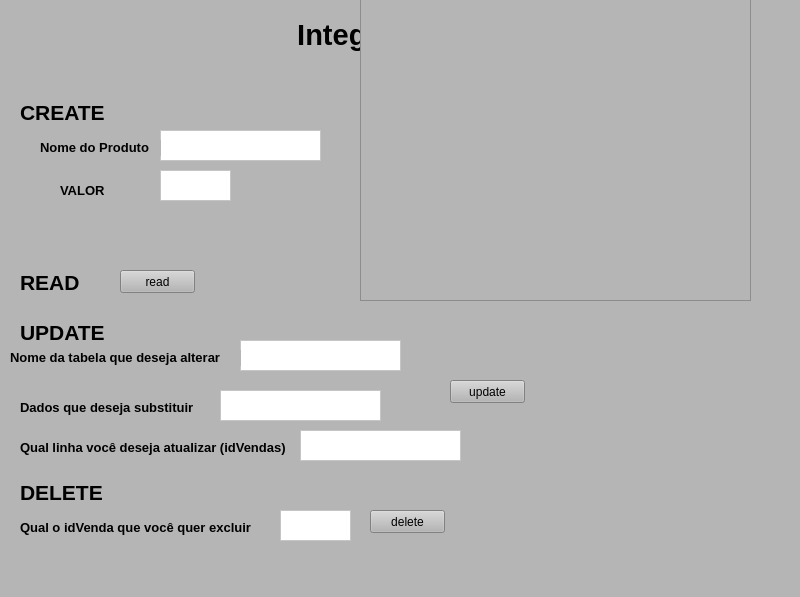
Before: the Qt Designer form arquivo.ui in JuanFeliciano/Automatizador-de-Integra-ao-MySQL, drawn with Qt 5.
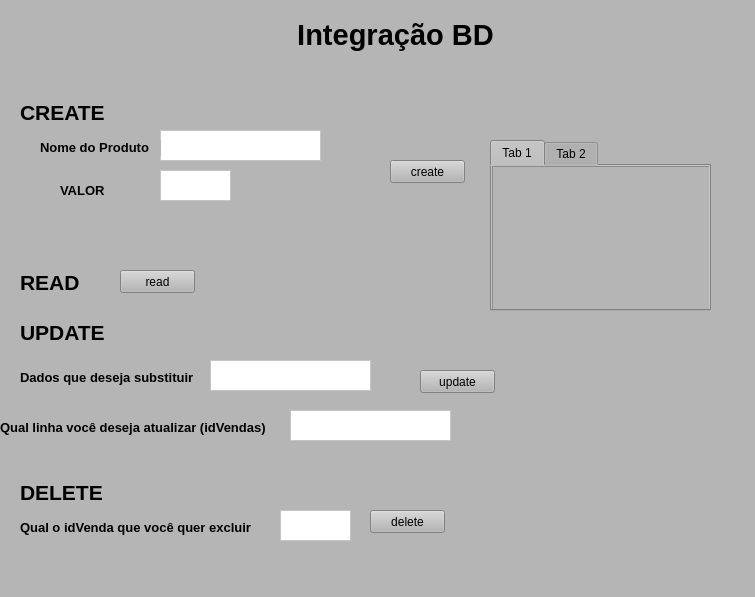
After: the same form once the commit is applied.

```diff
--- a/arquivo.ui
+++ b/arquivo.ui
@@ -6,7 +6,7 @@
    <rect>
     <x>0</x>
     <y>0</y>
-    <width>800</width>
+    <width>755</width>
     <height>597</height>
    </rect>
   </property>
@@ -121,24 +121,11 @@
      <string>&lt;html&gt;&lt;head/&gt;&lt;body&gt;&lt;p&gt;&lt;span style=&quot; font-size:16pt; font-weight:600;&quot;&gt;UPDATE&lt;/span&gt;&lt;/p&gt;&lt;/body&gt;&lt;/html&gt;</string>
     </property>
    </widget>
-   <widget class="QTextEdit" name="textEdit_3">
-    <property name="geometry">
-     <rect>
-      <x>240</x>
-      <y>340</y>
-      <width>161</width>
-      <height>31</height>
-     </rect>
-    </property>
-    <property name="styleSheet">
-     <string notr="true">background-color: rgb(255, 255, 255);</string>
-    </property>
-   </widget>
    <widget class="QTextEdit" name="textEdit_4">
     <property name="geometry">
      <rect>
-      <x>220</x>
-      <y>390</y>
+      <x>210</x>
+      <y>360</y>
       <width>161</width>
       <height>31</height>
      </rect>
@@ -147,24 +134,11 @@
      <string notr="true">background-color: rgb(255, 255, 255);</string>
     </property>
    </widget>
-   <widget class="QLabel" name="label_7">
-    <property name="geometry">
-     <rect>
-      <x>10</x>
-      <y>350</y>
-      <width>231</width>
-      <height>16</height>
-     </rect>
-    </property>
-    <property name="text">
-     <string>&lt;html&gt;&lt;head/&gt;&lt;body&gt;&lt;p&gt;&lt;span style=&quot; font-size:10pt; font-weight:600;&quot;&gt;Nome da tabela que deseja alterar&lt;/span&gt;&lt;/p&gt;&lt;/body&gt;&lt;/html&gt;</string>
-    </property>
-   </widget>
    <widget class="QLabel" name="label_9">
     <property name="geometry">
      <rect>
       <x>20</x>
-      <y>400</y>
+      <y>370</y>
       <width>181</width>
       <height>16</height>
      </rect>
@@ -241,8 +215,8 @@
    <widget class="QPushButton" name="pushButton_7">
     <property name="geometry">
      <rect>
-      <x>450</x>
-      <y>380</y>
+      <x>420</x>
+      <y>370</y>
       <width>75</width>
       <height>23</height>
      </rect>
@@ -267,8 +241,8 @@
    <widget class="QLabel" name="label_11">
     <property name="geometry">
      <rect>
-      <x>20</x>
-      <y>440</y>
+      <x>0</x>
+      <y>420</y>
       <width>281</width>
       <height>16</height>
      </rect>
@@ -280,8 +254,8 @@
    <widget class="QTextEdit" name="textEdit_6">
     <property name="geometry">
      <rect>
-      <x>300</x>
-      <y>430</y>
+      <x>290</x>
+      <y>410</y>
       <width>161</width>
       <height>31</height>
      </rect>
@@ -290,15 +264,38 @@
      <string notr="true">background-color: rgb(255, 255, 255);</string>
     </property>
    </widget>
-   <widget class="QTableWidget" name="tableWidget_resultados">
+   <widget class="QTabWidget" name="tabWidget_resultados">
     <property name="geometry">
      <rect>
-      <x>360</x>
-      <y>-20</y>
-      <width>391</width>
-      <height>321</height>
+      <x>490</x>
+      <y>140</y>
+      <width>221</width>
+      <height>171</height>
      </rect>
     </property>
+    <property name="currentIndex">
+     <number>0</number>
+    </property>
+    <widget class="QWidget" name="tab">
+     <attribute name="title">
+      <string>Tab 1</string>
+     </attribute>
+     <widget class="QTableWidget" name="tableWidget">
+      <property name="geometry">
+       <rect>
+        <x>0</x>
+        <y>0</y>
+        <width>221</width>
+        <height>151</height>
+       </rect>
+      </property>
+     </widget>
+    </widget>
+    <widget class="QWidget" name="tab_2">
+     <attribute name="title">
+      <string>Tab 2</string>
+     </attribute>
+    </widget>
    </widget>
    <zorder>label</zorder>
    <zorder>label_2</zorder>
```
Left out of the diff: 25 changed lines with no effect on the pictures.
